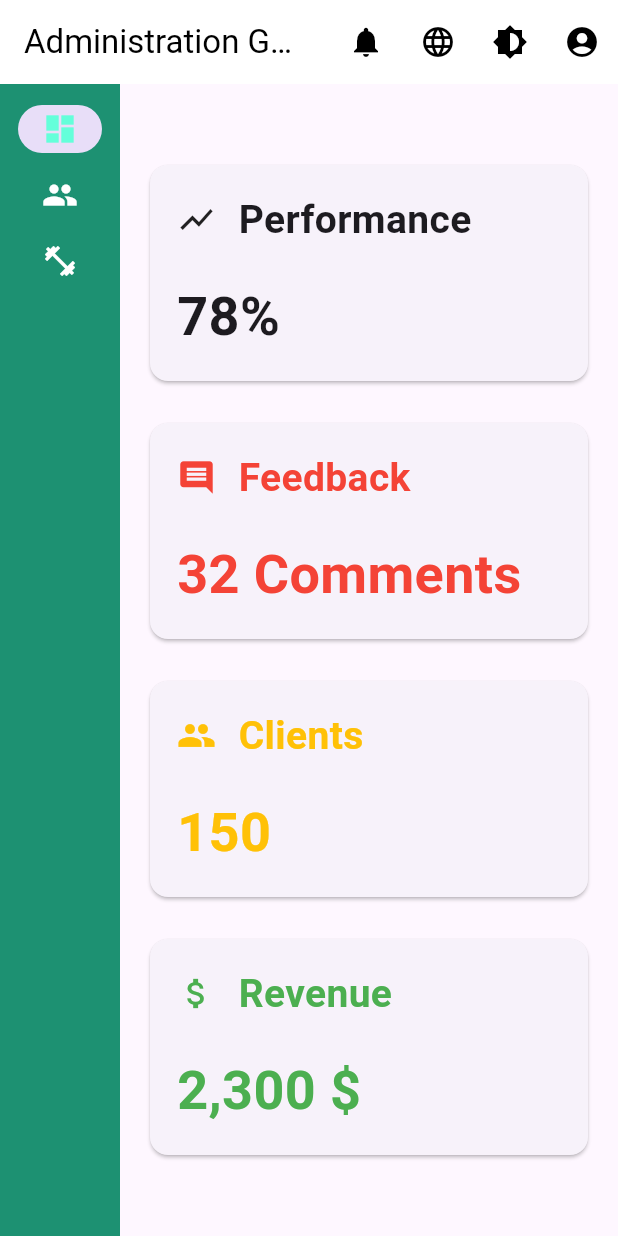
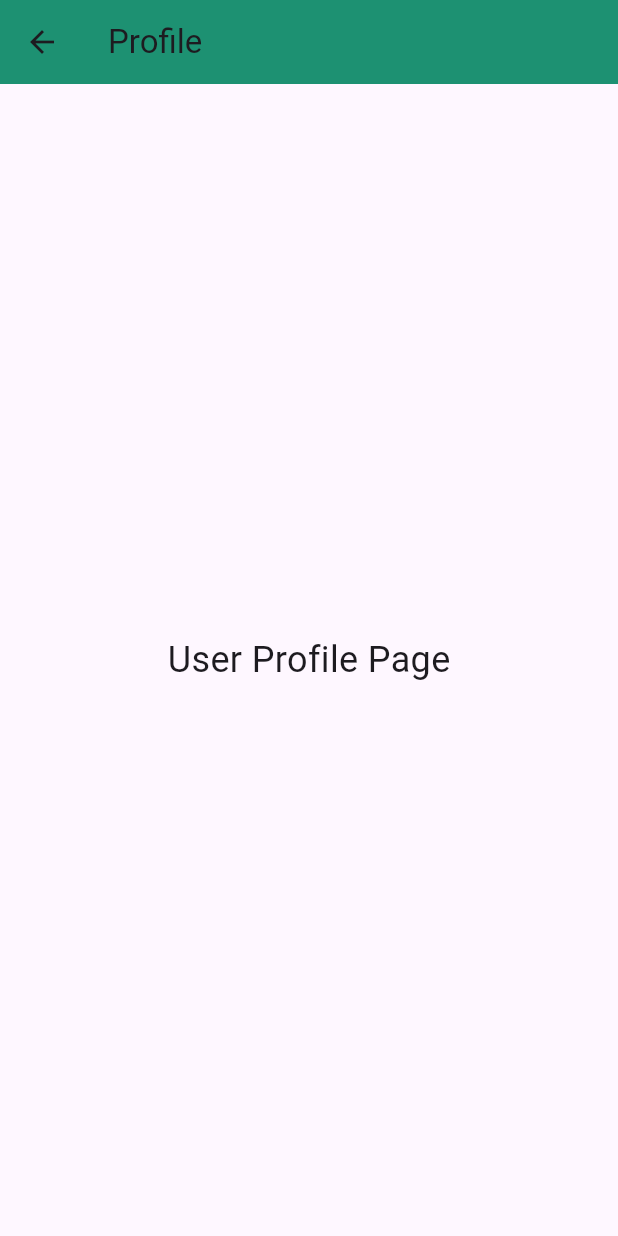
Before and after one commit to sassank/admin_gocoach, a Flutter app: the DashboardPage screen opened directly, after a tap on the "account circle" icon, on a phone screen of 412 x 824 dp. Run offline on Flutter 3.47's test engine with Material 3 defaults, Android fonts, the phone set to English and light mode, and no system bars.

Commit message:
add profile page

```diff
--- a/lib/main.dart
+++ b/lib/main.dart
@@ -11,7 +11,7 @@
     return MaterialApp(
       title: 'GoCoach Admin Panel',
       theme: ThemeData(
-        primarySwatch: Colors.blue,
+        primarySwatch: Colors.teal,
       ),
       debugShowCheckedModeBanner: false, // Désactiver le bandeau DEBUG
       home: LoginPage(),
--- a/lib/pages/dashboard_page.dart
+++ b/lib/pages/dashboard_page.dart
@@ -1,6 +1,7 @@
 import 'package:flutter/material.dart';
 import 'users_page.dart';
 import 'events_page.dart';
+import 'profile_page.dart';
 import 'login_page.dart';
 
 class DashboardPage extends StatefulWidget {
@@ -48,7 +49,10 @@ class _DashboardPageState extends State<DashboardPage> {
           IconButton(
             icon: Icon(Icons.account_circle, color: Colors.black),
             onPressed: () {
-              // Handle profile
+              Navigator.push(
+                context,
+                MaterialPageRoute(builder: (context) => ProfilePage()),
+              );
             },
           ),
         ],
@@ -58,9 +62,9 @@ class _DashboardPageState extends State<DashboardPage> {
           NavigationRail(
             extended: isExpanded,
             backgroundColor: Color(0xFF1d9172),
-            unselectedIconTheme: IconThemeData(color: Colors.white, opacity: 1),
+            unselectedIconTheme: IconThemeData(color: Colors.white),
             unselectedLabelTextStyle: TextStyle(color: Colors.white),
-            selectedIconTheme: IconThemeData(color: Colors.tealAccent),
+            selectedIconTheme: IconThemeData(color: Colors.teal),
             destinations: [
               NavigationRailDestination(
                 icon: Icon(Icons.dashboard),
--- /dev/null
+++ b/lib/pages/profile_page.dart
@@ -0,0 +1,21 @@
+import 'package:flutter/material.dart';
+
+class ProfilePage extends StatelessWidget {
+  const ProfilePage({Key? key}) : super(key: key);
+
+  @override
+  Widget build(BuildContext context) {
+    return Scaffold(
+      appBar: AppBar(
+        title: Text('Profile'),
+        backgroundColor: Color(0xFF1d9172),
+      ),
+      body: Center(
+        child: Text(
+          'User Profile Page',
+          style: TextStyle(fontSize: 24),
+        ),
+      ),
+    );
+  }
+}
```
